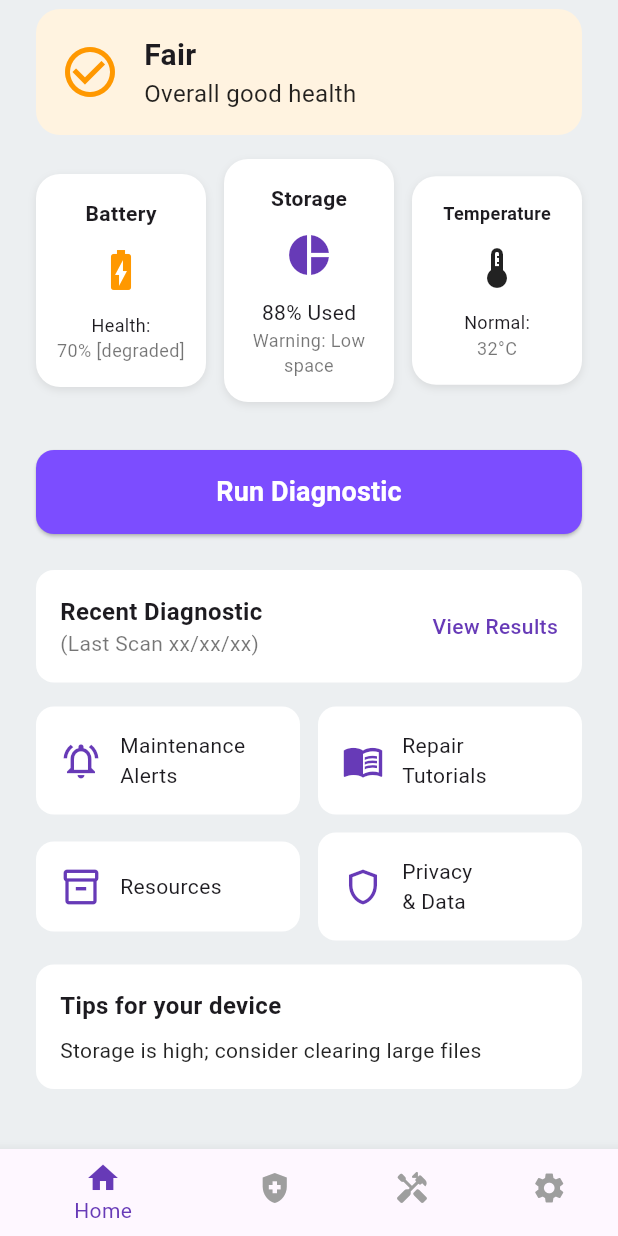
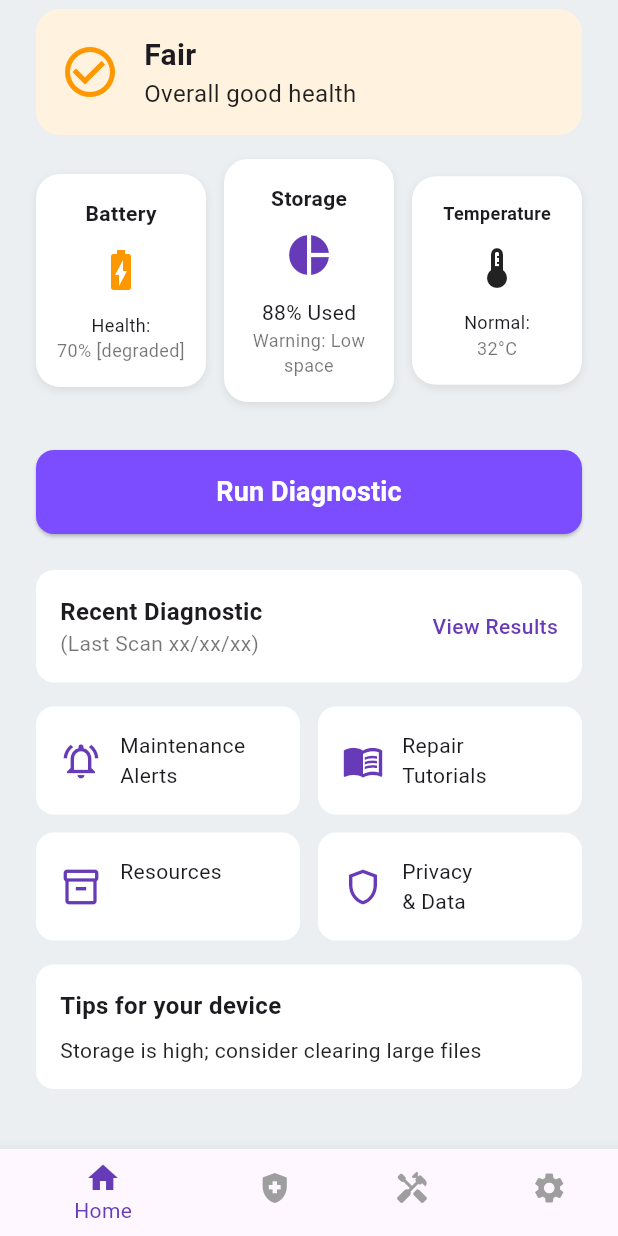
Before and after one commit to itsduce2/COMP3003-Techare, a Flutter app: the screen it shows after launch, scrolled down 238 dp, on a phone screen of 412 x 824 dp. Run offline on Flutter 3.47's test engine with Material 3 defaults, Android fonts, the phone set to English and light mode, and no system bars.

Commit message:
feat: resources container sizing

```diff
--- a/lib/dashboard.dart
+++ b/lib/dashboard.dart
@@ -387,7 +387,7 @@ class _DashboardState extends State<Dashboard> {
                             children: const [
                               Icon(Icons.inventory_2_outlined, color: Colors.deepPurple, size: 28),
                               SizedBox(width: 12),
-                              Expanded(child: Text('Resources', style: TextStyle(fontSize: 14))),
+                              Expanded(child: Text('Resources\n', style: TextStyle(fontSize: 14))),
                             ],
                           ),
                         ),
```
